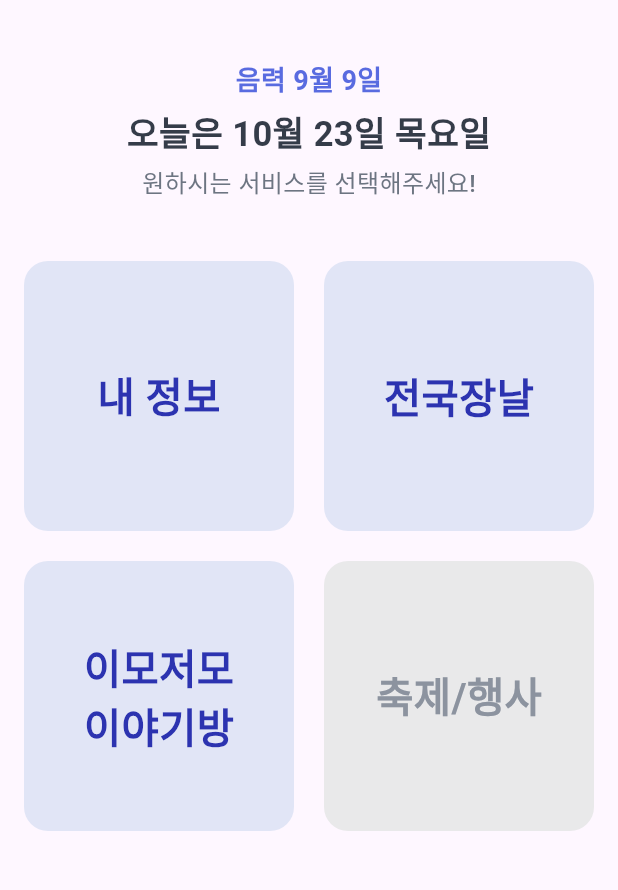
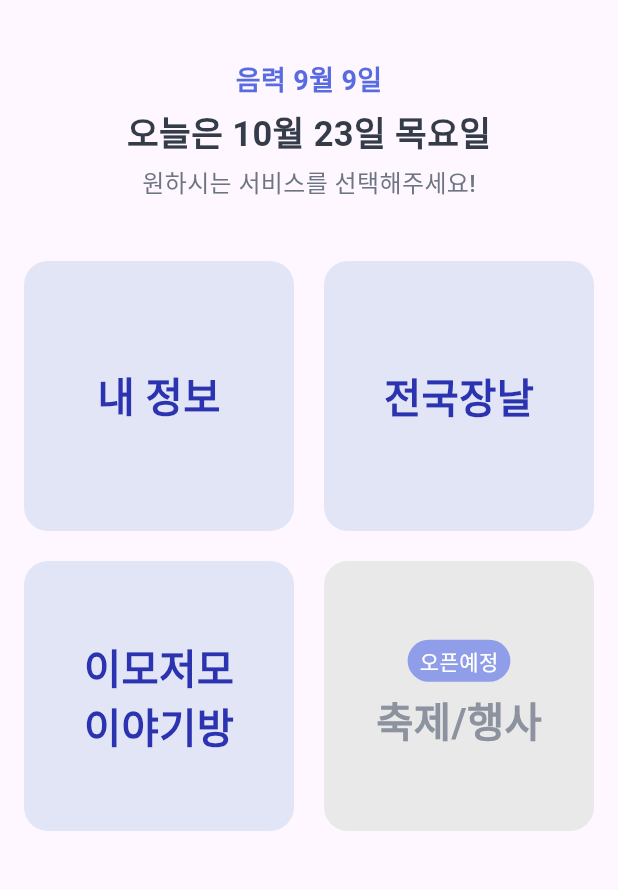
Before and after one commit to jaekyung-you/seenear_flutter, a Flutter app: the screen it shows after launch, on a phone screen of 412 x 824 dp, the part 141-1031 px from its top. Run offline on Flutter 3.47's test engine with Material 2 defaults, Android fonts, the phone set to English and light mode, and no system bars; our stand-ins replace get, styled_text; missing offline and left inert: kakao_flutter_sdk_user.

Commit message:
홈 메뉴 오픈 예정 커스텀

```diff
--- a/lib/const/design_system/select_text_item_cell.dart
+++ b/lib/const/design_system/select_text_item_cell.dart
@@ -1,10 +1,12 @@
 import 'package:flutter/material.dart';
+import 'package:seenear/const/design_system/rounded_widget.dart';
 import 'package:seenear/const/design_system/seenear_color.dart';
 
 class SelectTextItemCell extends StatelessWidget {
   final String text;
   final double borderRadius;
   final double fontSize;
+  String? badgeText;
   Color? bgColor;
   Color? fgColor;
   final Function()? onTap;
@@ -14,6 +16,7 @@ class SelectTextItemCell extends StatelessWidget {
       required this.text,
       this.bgColor,
       this.fgColor,
+      this.badgeText,
       this.borderRadius = 10.0,
       this.fontSize = 20,
       this.onTap});
@@ -31,12 +34,25 @@ class SelectTextItemCell extends StatelessWidget {
           color: bgColor ?? SeenearColor.grey5,
         ),
         child: Center(
-          child: Text(
-            text,
-            style: TextStyle(
-                fontWeight: FontWeight.w600,
-                color: fgColor ?? SeenearColor.grey50,
-                fontSize: fontSize),
+          child: Column(
+            mainAxisAlignment: MainAxisAlignment.center,
+            children: [
+              if (badgeText != null)
+                Padding(
+                  padding: const EdgeInsets.only(bottom: 6.0),
+                  child: RoundedWidget(
+                      text: badgeText!,
+                      bgColor: SeenearColor.blue40,
+                      fgColor: Colors.white),
+                ),
+              Text(
+                text,
+                style: TextStyle(
+                    fontWeight: FontWeight.w600,
+                    color: fgColor ?? SeenearColor.grey50,
+                    fontSize: fontSize),
+              ),
+            ],
           ),
         ),
       ),
--- a/lib/presentation/home/widget/home_screen.dart
+++ b/lib/presentation/home/widget/home_screen.dart
@@ -74,6 +74,7 @@ class HomeScreen extends GetView<HomeController> {
                 return SelectTextItemCell(
                   text: controller.homeMenus[index].title,
                   borderRadius: 16,
+                  badgeText: isNotOpened ? '오픈예정' : null,
                   fontSize: 27,
                   bgColor: bgColor,
                   fgColor: fgColor,
```
